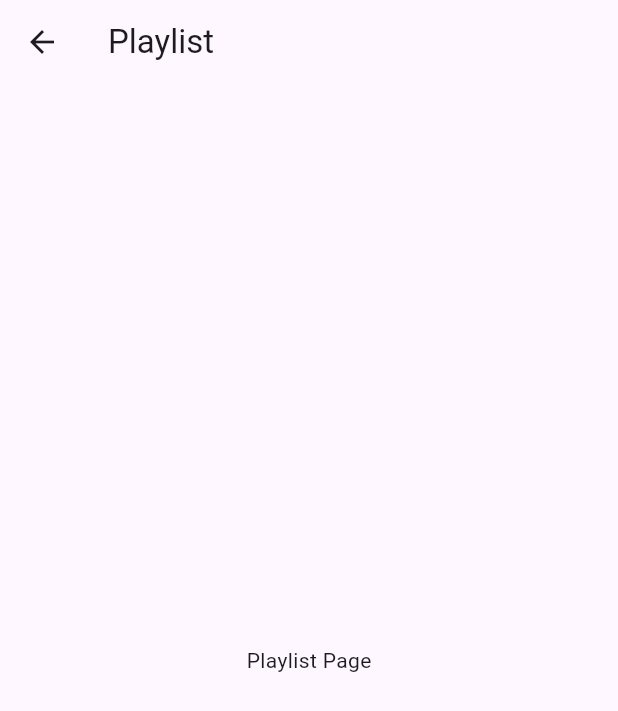
After one commit to elifnurdemir/Neumorphic-Music-Player, a Flutter app: the PlayList screen opened directly, on a phone screen of 412 x 824 dp. The commit adds this screen. Shown: the top 711 px of the screen. Run offline on Flutter 3.47's test engine with Material 3 defaults, Android fonts, the phone set to English and light mode, and no system bars.

Commit message:
playlist added

```diff
--- a/lib/main.dart
+++ b/lib/main.dart
@@ -1,6 +1,6 @@
 import 'package:flutter/material.dart';
 import 'package:music_player/pages/player_screen/albumcover.dart';
-import 'package:music_player/pages/player_screen/appbar.dart';
+import 'package:music_player/constants/appbar.dart';
 import 'package:music_player/pages/player_screen/controls.dart';
 import 'package:music_player/pages/player_screen/progressbar.dart';
 import 'package:music_player/pages/player_screen/songdetail.dart';
--- /dev/null
+++ b/lib/pages/player_list_screen/playlist.dart
@@ -0,0 +1,13 @@
+import 'package:flutter/material.dart';
+
+class PlayList extends StatelessWidget {
+  const PlayList({super.key});
+
+  @override
+  Widget build(BuildContext context) {
+    return Scaffold(
+      appBar: AppBar(title: const Text('Playlist')),
+      body: const Center(child: Text('Playlist Page')),
+    );
+  }
+}
--- a/lib/pages/player_screen/albumcover.dart
+++ b/lib/pages/player_screen/albumcover.dart
@@ -1,5 +1,5 @@
 import 'package:flutter/material.dart';
-import 'package:music_player/neumorphicButton.dart';
+import 'package:music_player/constants/neumorphicButton.dart';
 
 class AlbumCover extends StatelessWidget {
   const AlbumCover({super.key});
--- a/lib/pages/player_screen/controls.dart
+++ b/lib/pages/player_screen/controls.dart
@@ -1,5 +1,5 @@
 import 'package:flutter/material.dart';
-import 'package:music_player/neumorphicButton.dart';
+import 'package:music_player/constants/neumorphicButton.dart';
 
 class MusicControls extends StatelessWidget {
   const MusicControls({super.key});
```
Also changed, not shown: lib/constants/appbar.dart (renamed from lib/pages/player_screen/appbar.dart, +9 -2 lines), lib/constants/neumorphicButton.dart (renamed from lib/neumorphicButton.dart).
